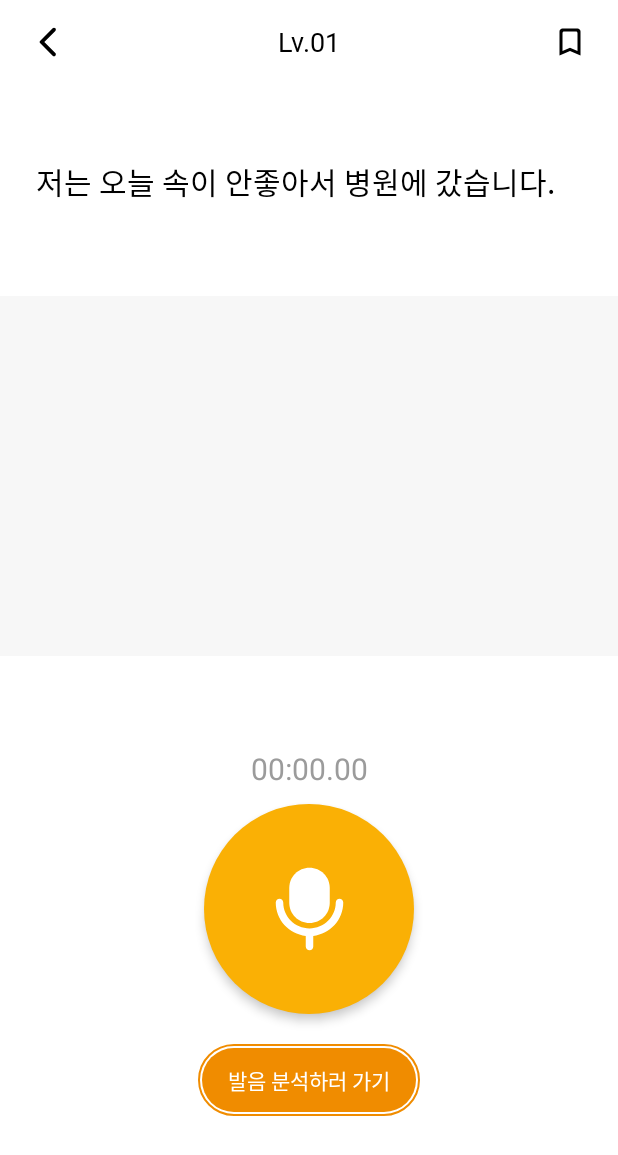
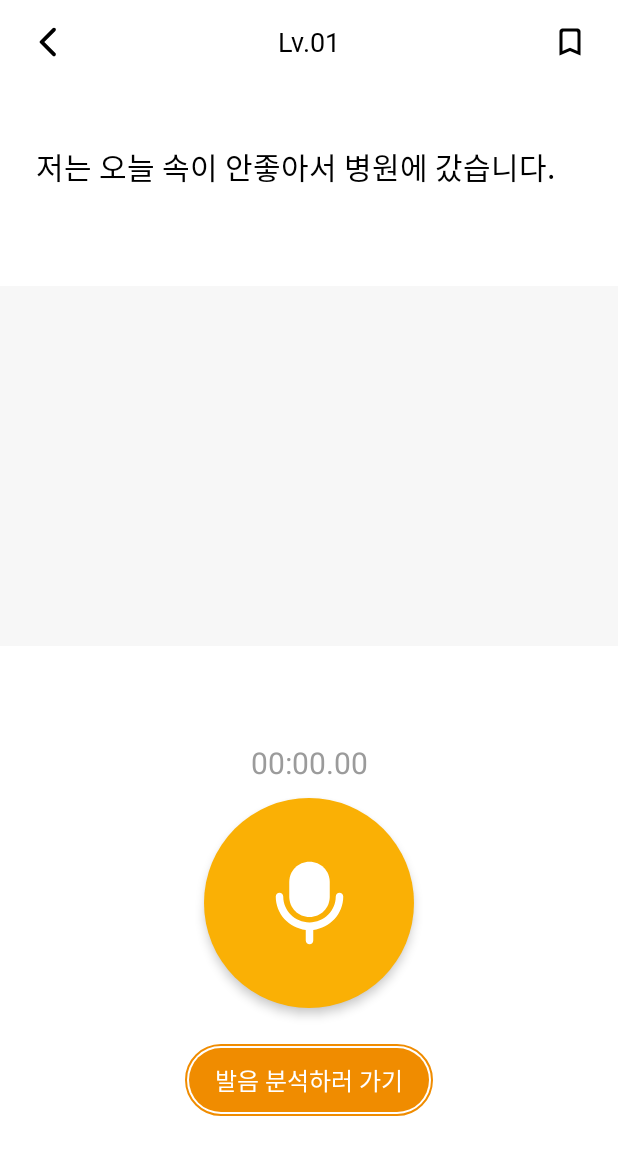
Before and after one commit to jiyuneel/Olbareum, an Android app: the layout activity_record.xml on its own in the app's theme, with its tools: preview values and no code run, on a phone screen of 412 x 824 dp. Shown: the top 1155 px of the screen. Run offline under Robolectric (Android 15) with nearby library versions, the light colour scheme and no system bars.

Commit message:
refactor: 파일 정리

```diff
--- a/app/src/main/AndroidManifest.xml
+++ b/app/src/main/AndroidManifest.xml
@@ -21,7 +21,7 @@
             android:name=".MainActivity"
             android:exported="false" />
         <activity
-            android:name=".RecordActivity"
+            android:name=".record.RecordActivity"
             android:exported="true">
             <intent-filter>
                 <action android:name="android.intent.action.MAIN" />
--- a/app/src/main/java/com/olbareum/olbareum/RecordActivity.kt
+++ b/app/src/main/java/com/olbareum/olbareum/record/RecordActivity.kt
@@ -1,4 +1,4 @@
-package com.olbareum.olbareum
+package com.olbareum.olbareum.record
 
 import android.content.Intent
 import android.content.pm.PackageManager
@@ -11,6 +11,7 @@ import androidx.appcompat.app.AlertDialog
 import androidx.appcompat.app.AppCompatActivity
 import androidx.core.app.ActivityCompat
 import androidx.core.content.ContextCompat
+import com.olbareum.olbareum.R
 import com.olbareum.olbareum.databinding.ActivityRecordBinding
 import java.io.IOException
 
--- a/app/src/main/java/com/olbareum/olbareum/Timer.kt
+++ b/app/src/main/java/com/olbareum/olbareum/record/Timer.kt
@@ -1,4 +1,4 @@
-package com.olbareum.olbareum
+package com.olbareum.olbareum.record
 
 import android.os.Handler
 import android.os.Looper
--- a/app/src/main/java/com/olbareum/olbareum/WaveformView.kt
+++ b/app/src/main/java/com/olbareum/olbareum/record/WaveformView.kt
@@ -1,4 +1,4 @@
-package com.olbareum.olbareum
+package com.olbareum.olbareum.record
 
 import android.content.Context
 import android.graphics.Canvas
@@ -6,6 +6,7 @@ import android.graphics.Paint
 import android.graphics.RectF
 import android.util.AttributeSet
 import android.view.View
+import com.olbareum.olbareum.R
 
 class WaveformView @JvmOverloads constructor(
     context: Context,
--- a/app/src/main/res/layout/activity_record.xml
+++ b/app/src/main/res/layout/activity_record.xml
@@ -4,7 +4,7 @@
     xmlns:tools="http://schemas.android.com/tools"
     android:layout_width="match_parent"
     android:layout_height="match_parent"
-    tools:context=".RecordActivity">
+    tools:context=".record.RecordActivity">
 
     <androidx.appcompat.widget.Toolbar
         android:id="@+id/toolbar"
@@ -45,7 +45,7 @@
         android:layout_width="match_parent"
         android:layout_height="0dp"
         android:layout_marginHorizontal="24dp"
-        android:layout_marginTop="50dp"
+        android:layout_marginTop="40dp"
         android:fontFamily="@font/pretendard_medium"
         android:gravity="center_vertical"
         android:text="저는 오늘 속이 안좋아서 병원에 갔습니다."
@@ -53,7 +53,7 @@
         android:textSize="20dp"
         app:layout_constraintTop_toBottomOf="@+id/toolbar" />
 
-    <com.olbareum.olbareum.WaveformView
+    <com.olbareum.olbareum.record.WaveformView
         android:id="@+id/waveform_view"
         android:layout_width="0dp"
         android:layout_height="240dp"
@@ -80,7 +80,7 @@
         android:layout_width="140dp"
         android:layout_height="140dp"
         android:layout_gravity="center"
-        android:layout_marginBottom="20dp"
+        android:layout_marginBottom="24dp"
         android:background="@drawable/style_round_button"
         android:elevation="4dp"
         android:src="@drawable/ic_mic"
@@ -98,7 +98,7 @@
         android:fontFamily="@font/pretendard_bold"
         android:text="발음 분석하러 가기"
         android:textColor="@color/white"
-        android:textSize="14dp"
+        android:textSize="16dp"
         app:layout_constraintBottom_toBottomOf="parent"
         app:layout_constraintEnd_toEndOf="parent"
         app:layout_constraintStart_toStartOf="parent" />
```
